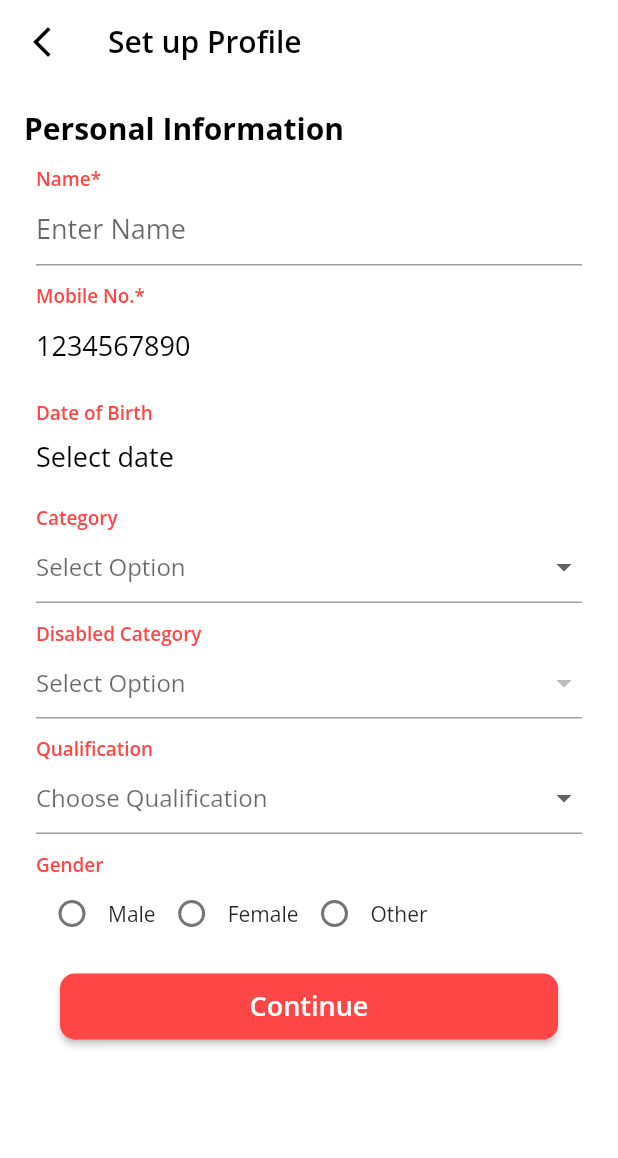
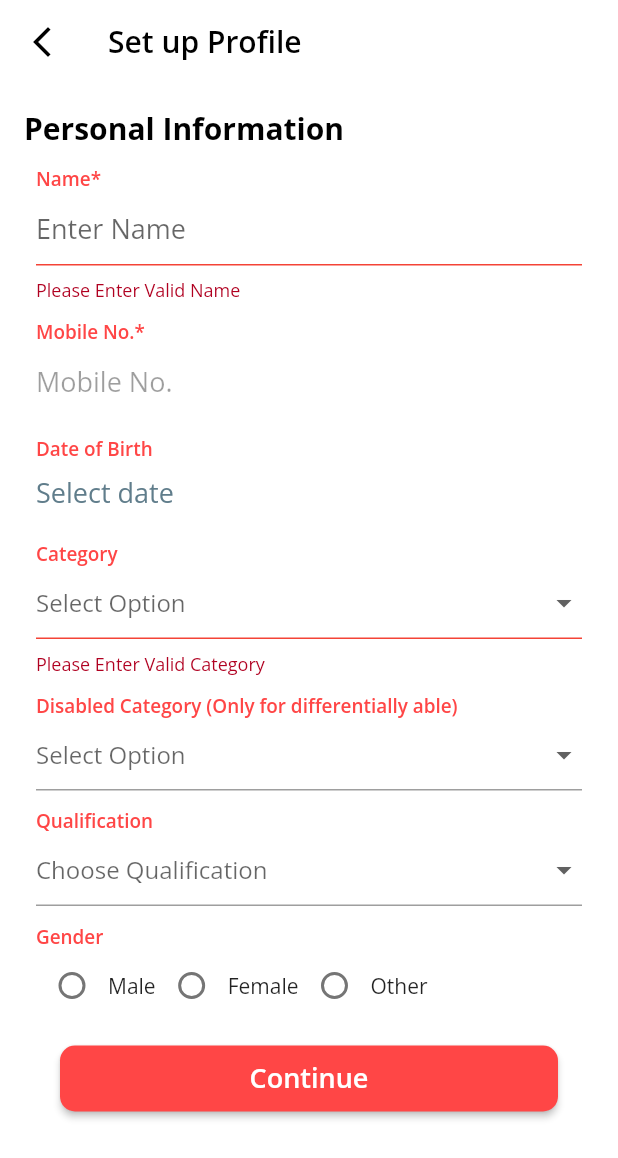
Before and after one commit to deepanshuDPS/exam-list-app, a Flutter app: the UserOnBoardingScreen screen opened by its route, after a tap on "Continue", on a phone screen of 412 x 824 dp. Shown: the top 1158 px of the screen. Run offline on Flutter 3.47's test engine with Material 2 defaults, Android fonts, the phone set to English and light mode, and no system bars; our stand-ins replace cached_network_image, carousel_slider, dio, firebase_auth, firebase_core, flutter_rating_bar and 7 more; missing offline and left inert: mailto, razorpay_flutter; accounts and stored records are empty.

Commit message:
signup data set to backend successfully

```diff
--- a/lib/network/http_requests.dart
+++ b/lib/network/http_requests.dart
@@ -1,6 +1,7 @@
 import 'dart:convert';
 import 'dart:io';
 
+import 'package:exam_list/utils/preferences_data.dart';
 import 'package:firebase_auth/firebase_auth.dart';
 import 'package:http/http.dart' as http;
 import 'package:exam_list/network/http_utils.dart';
@@ -8,7 +9,7 @@ import 'package:exam_list/utils/constants.dart';
 
 class HttpRequests {
   static HttpRequests? _httpRequests;
-  final dynamic _emptyError = {'message': '', 'status': -1};
+  final dynamic _emptyError = {'message': null, 'status': -1};
 
   HttpRequests._();
 
@@ -26,6 +27,8 @@ class HttpRequests {
     if (authUser != null) {
       headersToSend['id-token'] = (await authUser.getIdToken()) ?? "";
       headersToSend['mobile'] = authUser.phoneNumber ?? "";
+      headersToSend['user-id'] = (await PreferencesData.getUserData())?.id ?? "";
+
     }
     return headersToSend;
   }
--- a/lib/responseModels/login/check_user_response.dart
+++ b/lib/responseModels/login/check_user_response.dart
@@ -60,12 +60,14 @@ class Data {
     String? id,
     String? mobile,
     bool? onBoarded,
-    String? customToken
+    String? customToken,
+    int? accountType
   }) {
     _id = id;
     _mobile = mobile;
     _onBoarded = onBoarded;
     _customToken = customToken;
+    _accountType = accountType;
   }
 
   Data.fromJson(dynamic json) {
@@ -73,25 +75,28 @@ class Data {
     _mobile = json['mobile'];
     _onBoarded = json['onBoarded'];
     _customToken = json['customToken'];
+    _accountType = json['accountType'];
   }
 
   String? _id;
   String? _mobile;
   bool? _onBoarded;
   String? _customToken;
-
+  int? _accountType;
 
   Data copyWith({
     String? id,
     String? mobile,
     bool? onBoarded,
-    String? customToken
+    String? customToken,
+    int? accountType
   }) =>
       Data(
         id: id ?? _id,
         mobile: mobile ?? _mobile,
         onBoarded: onBoarded ?? _onBoarded,
-        customToken: customToken ?? _customToken
+        customToken: customToken ?? _customToken,
+        accountType: accountType ?? _accountType,
       );
 
   String? get id => _id;
@@ -99,6 +104,8 @@ class Data {
   String? get mobile => _mobile;
 
   bool? get onBoarded => _onBoarded;
+
+  int? get accountType => _accountType;
 
   String? get customToken => _customToken;
 
@@ -108,6 +115,7 @@ class Data {
     map['mobile'] = _mobile;
     map['onBoarded'] = _onBoarded;
     map['customToken'] = _customToken;
+    map['accountType'] = _accountType;
     return map;
   }
 }
--- a/lib/user/screens/user_onboarding_screen.dart
+++ b/lib/user/screens/user_onboarding_screen.dart
@@ -16,19 +16,49 @@ class UserOnBoardingScreen extends StatefulWidget {
 }
 
 class _UserOnBoardingScreenState extends BaseState<UserOnBoardingScreen> {
-
   String name = '';
-  String contactNumber =
-      '1234567890'; // You can set the actual contact number here
+  String contactNumber = ''; // You can set the actual contact number here
   DateTime? selectedDate;
-  String? chosenCategory;
-  String? chosenCategoryDisabled;
-  String? chosenQualification;
-  String? gender;
+  Map<String, dynamic>? chosenCategory;
+  Map<String, dynamic>? chosenCategoryDisabled;
+  Map<String, dynamic>? chosenQualification;
+  int? gender;
+  final _globalFormKey = GlobalKey<FormState>();
 
   // Categories for the category list
-  List<String> categories = ['GN', 'SC/ST', 'OBC'];
-  List<String> qualifications = ['Intermediate', 'UG', 'PG'];
+  Map<String, int> reservationCategories = {
+    'General': 1,
+    'OBC': 2,
+    'SC': 3,
+    'ST': 4,
+    'EWS': 5,
+  };
+
+  Map<String, int> educationalQualifications = {
+    'High School (10th Pass)': 1,
+    'Intermediate (12th Pass)': 2,
+    'Diploma': 3,
+    'Bachelor\'s Degree (UG)': 4,
+    'Master\'s Degree (PG)': 5,
+    'Ph.D.': 6,
+  };
+
+  Map<String, int> disabilityCategories = {
+    'OD-Orthopedic Disability': 1,
+    'VI-Visual Impairment': 2,
+    'HI-Hearing Impairment': 3,
+    'LD-Learning Disability': 4,
+    'MD-Multiple Disability': 5
+  };
+
+  @override
+  void didChangeDependencies() {
+    if (isFirstTime) {
+      contactNumber = userProvider.userDetails?.mobile ?? "";
+      printDebug(contactNumber);
+    }
+    super.didChangeDependencies();
+  }
 
   Widget _buildFormField(String heading, Widget child) {
     return Column(
@@ -65,6 +95,7 @@ class _UserOnBoardingScreenState extends BaseState<UserOnBoardingScreen> {
                   Padding(
                     padding: const EdgeInsets.symmetric(horizontal: 8),
                     child: Form(
+                      key: _globalFormKey,
                       child: Column(
                         crossAxisAlignment: CrossAxisAlignment.start,
                         children: [
@@ -99,9 +130,12 @@ class _UserOnBoardingScreenState extends BaseState<UserOnBoardingScreen> {
                                 onTap: () async {
                                   DateTime? pickedDate = await showDatePicker(
                                     context: context,
-                                    initialDate: DateTime.now(),
-                                    firstDate: DateTime(1900),
-                                    lastDate: DateTime.now(),
+                                    initialDate: DateTime.now().subtract(
+                                        const Duration(days: 14 * 365)),
+                                    firstDate: DateTime.now().subtract(
+                                        const Duration(days: 50 * 365)),
+                                    lastDate: DateTime.now().subtract(
+                                        const Duration(days: 14 * 365)),
                                   );
                                   if (pickedDate != null &&
                                       pickedDate != selectedDate) {
@@ -117,7 +151,8 @@ class _UserOnBoardingScreenState extends BaseState<UserOnBoardingScreen> {
                                     selectedDate == null
                                         ? 'Select date'
                                         : '${selectedDate!.day}/${selectedDate!.month}/${selectedDate!.year}',
-                                    style: _textStyle(),
+                                    style: _textStyle()
+                                        .copyWith(color: Colors.blueGrey),
                                   ),
                                 ),
                               )),
@@ -125,16 +160,20 @@ class _UserOnBoardingScreenState extends BaseState<UserOnBoardingScreen> {
                           _buildFormField(
                               'Category',
                               DropdownButtonFormField<String>(
-                                value: chosenCategory,
+                                value: chosenCategory?['optionName'],
                                 onChanged: (value) {
                                   setState(() {
-                                    chosenCategory = value;
+                                    chosenCategory = {
+                                      'optionName': value,
+                                      'id': reservationCategories[value]
+                                    };
                                   });
                                 },
-                                validator: (input) => chosenCategory != null
-                                    ? "Please Enter Valid Voucher"
+                                validator: (input) => chosenCategory == null
+                                    ? "Please Enter Valid Category"
                                     : null,
-                                items: categories.map((category) {
+                                items:
+                                    reservationCategories.keys.map((category) {
                                   return DropdownMenuItem<String>(
                                     value: category,
                                     child: Text(
@@ -147,11 +186,19 @@ class _UserOnBoardingScreenState extends BaseState<UserOnBoardingScreen> {
                               )),
                           const SizedBox(height: 12),
                           _buildFormField(
-                              'Disabled Category',
+                              'Disabled Category (Only for differentially able)',
                               DropdownButtonFormField<String>(
-                                value: chosenCategoryDisabled,
-                                onChanged: null,
-                                items: categories.map((category) {
+                                value: chosenCategoryDisabled?['optionName'],
+                                onChanged: (value) {
+                                  setState(() {
+                                    chosenCategory = {
+                                      'optionName': value,
+                                      'id': disabilityCategories[value]
+                                    };
+                                  });
+                                },
+                                items:
+                                    disabilityCategories.keys.map((category) {
                                   return DropdownMenuItem<String>(
                                     value: category,
                                     child: Text(
@@ -166,13 +213,17 @@ class _UserOnBoardingScreenState extends BaseState<UserOnBoardingScreen> {
                           _buildFormField(
                               'Qualification',
                               DropdownButtonFormField<String>(
-                                value: chosenQualification,
+                                value: chosenQualification?['optionName'],
                                 onChanged: (value) {
                                   setState(() {
-                                    chosenQualification = value;
+                                    chosenQualification = {
+                                      'optionName': value,
+                                      'id': educationalQualifications[value]
+                                    };
                                   });
                                 },
-                                items: qualifications.map((qualification) {
+                                items: educationalQualifications.keys
+                                    .map((qualification) {
                                   return DropdownMenuItem<String>(
                                     value: qualification,
                                     child: Text(
@@ -191,30 +242,30 @@ class _UserOnBoardingScreenState extends BaseState<UserOnBoardingScreen> {
                                 children: [
                                   Radio<String>(
                                     value: 'Male',
-                                    groupValue: gender,
+                                    groupValue: gender == 1 ? 'Male' : null,
                                     onChanged: (value) {
                                       setState(() {
-                                        gender = value;
+                                        gender = 1;
                                       });
                                     },
                                   ),
                                   const Text('Male'),
                                   Radio<String>(
                                     value: 'Female',
-                                    groupValue: gender,
+                                    groupValue: gender == 2 ? 'Female' : null,
                                     onChanged: (value) {
                                       setState(() {
-                                        gender = value;
+                                        gender = 2;
                                       });
                                     },
                                   ),
                                   const Text('Female'),
                                   Radio<String>(
                                     value: 'Other',
-                                    groupValue: gender,
+                                    groupValue: gender == 0 ? 'other' : null,
                                     onChanged: (value) {
                                       setState(() {
-                                        gender = value;
+                                        gender = 0;
                                       });
                                     },
                                   ),
@@ -222,9 +273,12 @@ class _UserOnBoardingScreenState extends BaseState<UserOnBoardingScreen> {
                                 ],
                               )),
                           const SizedBox(height: 16),
-                          ButtonFormSubmit(onClick: () {
-                            _signUpAspirant();
-                          }, text: 'Continue')
+                          ButtonFormSubmit(
+                              onClick: () {
+                                if (_globalFormKey.currentState?.validate() ==
+                                    true) _signUpAspirant();
+                              },
+                              text: 'Continue')
                         ],
                       ),
                     ),
@@ -234,9 +288,34 @@ class _UserOnBoardingScreenState extends BaseState<UserOnBoardingScreen> {
     );
   }
 
+  UserProvider get userProvider {
+    // Initialize the property only when accessed for the first time
+    return Provider.of<UserProvider>(context, listen: false);
+  }
+
   void _signUpAspirant() {
-    var userProvider = Provider.of<UserProvider>(context, listen: false);
-    userProvider.signUpAspirant().then((value) {
+    if (selectedDate == null) {
+      showSnackBar(context, 'Select Date of Birth');
+    } else if (chosenCategory == null) {
+      showSnackBar(context, 'Choose Reservation Category');
+      return;
+    } else if (chosenQualification == null) {
+      showSnackBar(context, 'Choose Qualification');
+      return;
+    } else if (gender == null) {
+      showSnackBar(context, 'Choose Gender');
+      return;
+    }
+    printDebug('here for signup');
+    userProvider.signUpAspirant({
+      'name': name,
+      'dob': selectedDate?.toIso8601String(),
+      'category': chosenCategory,
+      'diffAbleCategory': chosenCategoryDisabled,
+      'eduQualification': chosenQualification,
+      'gender': gender,
+      'accountType': 1
+    }).then((value) {
       printDebug(value);
     });
   }
```
Also changed, not shown: lib/providers/user_provider.dart (+23 -13 lines).
